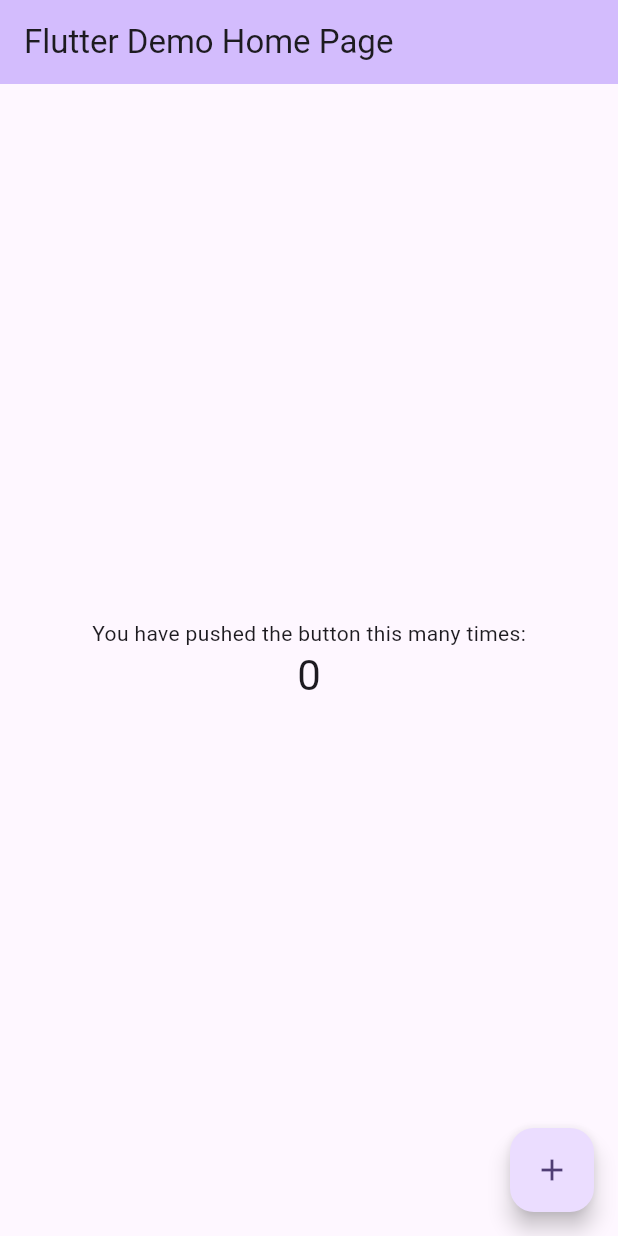
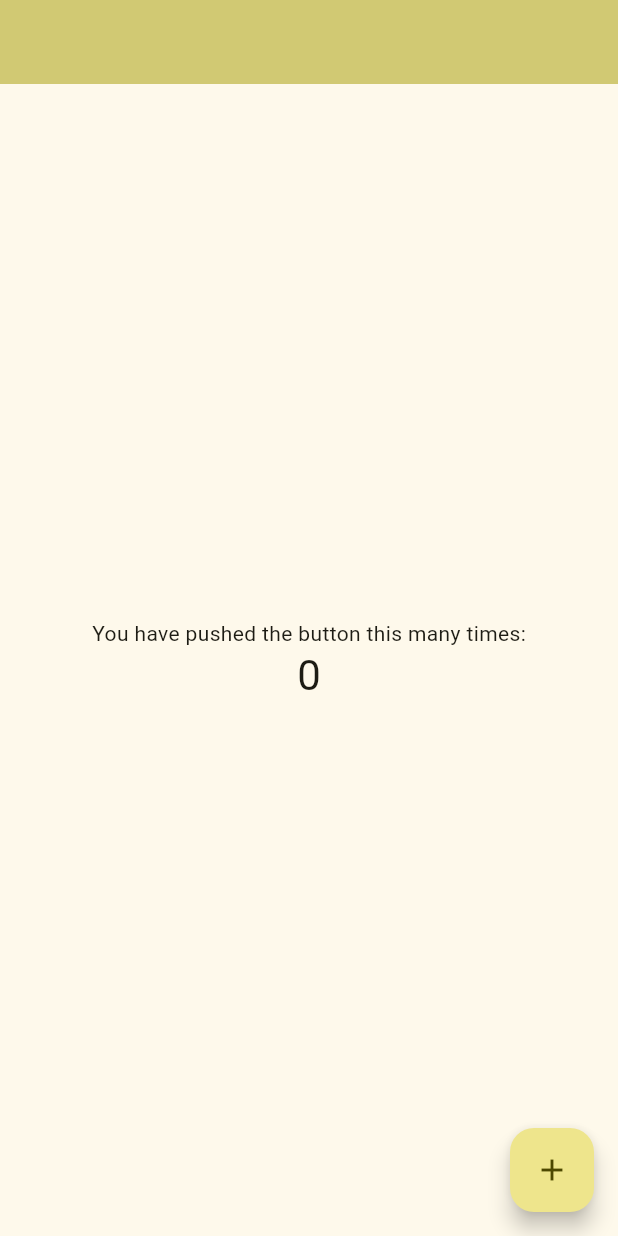
Before and after one commit to tahajadid/flutter_first_app, a Flutter app: the screen it shows after launch, on a phone screen of 412 x 824 dp. Run offline on Flutter 3.47's test engine with Material 2 defaults, Android fonts, the phone set to English and light mode, and no system bars.

Commit message:
change color

```diff
--- a/lib/main.dart
+++ b/lib/main.dart
@@ -28,10 +28,11 @@ class MyApp extends StatelessWidget {
         //
         // This works for code too, not just values: Most code changes can be
         // tested with just a hot reload.
-        colorScheme: ColorScheme.fromSeed(seedColor: Colors.deepPurple),
+        colorScheme:
+            ColorScheme.fromSeed(seedColor: Color.fromARGB(255, 242, 229, 40)),
         useMaterial3: true,
       ),
-      home: const MyHomePage(title: 'Flutter Demo Home Page'),
+      home: const MyHomePage(title: ''),
     );
   }
 }
@@ -112,6 +113,7 @@ class _MyHomePageState extends State<MyHomePage> {
               '$_counter',
               style: Theme.of(context).textTheme.headlineMedium,
             ),
+            SizedBox()
           ],
         ),
       ),
```
